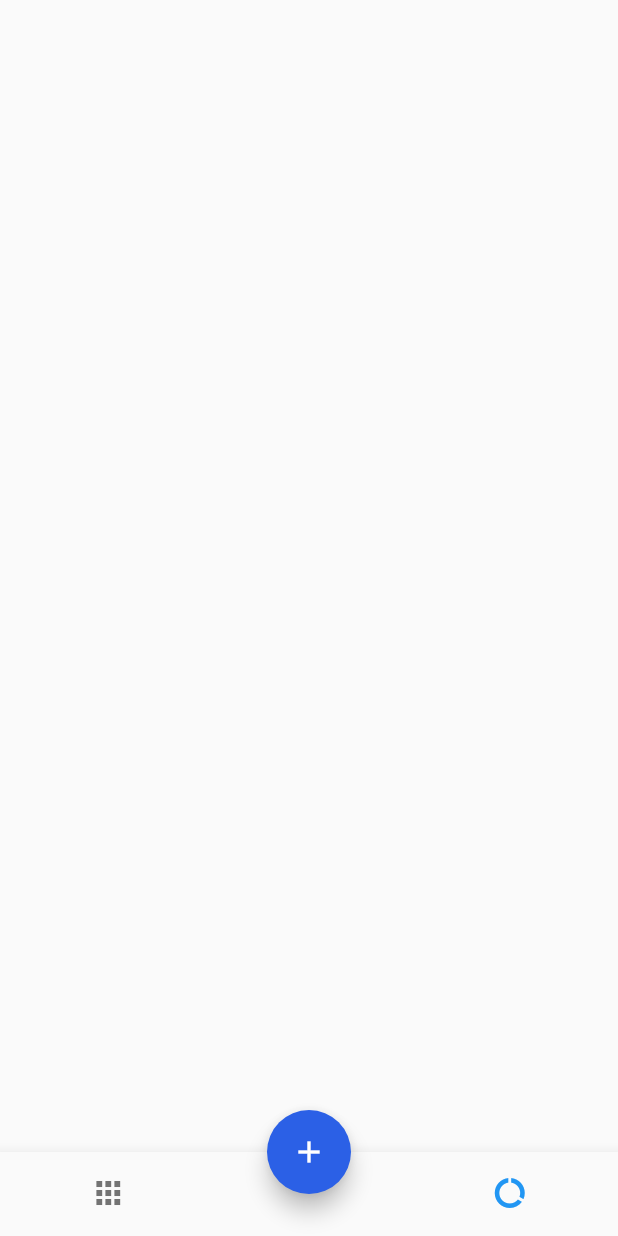
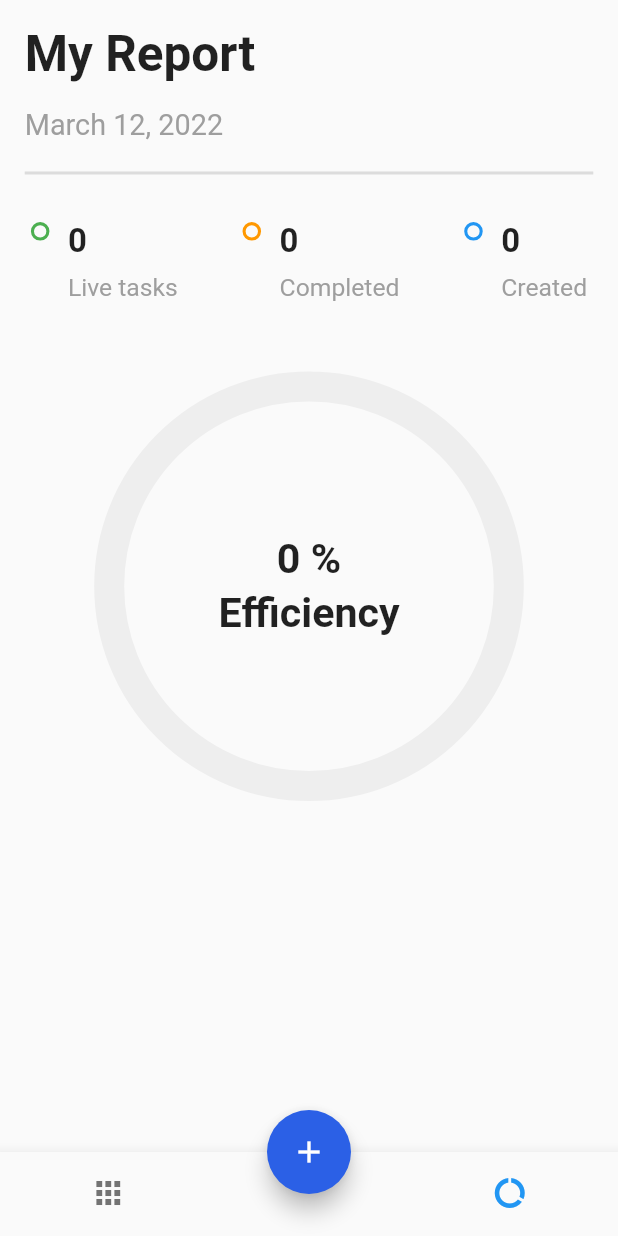
Before and after one commit to mariugo/docket, a Flutter app: the screen it shows after launch, item 2 of the bottom bar chosen, on a phone screen of 412 x 824 dp. Run offline on Flutter 3.47's test engine with Material 2 defaults, Android fonts, the phone set to English and light mode, and no system bars; drawn by our look-alikes of step_progress_indicator; our stand-ins replace dotted_border, equatable, flutter_easyloading, get, get_storage.

Commit message:
ReportView done

```diff
--- a/lib/modules/home/home_view.dart
+++ b/lib/modules/home/home_view.dart
@@ -65,7 +65,7 @@ class HomeView extends GetView<HomeController> {
                 ],
               ),
             ),
-            const ReportView(),
+            ReportView(),
           ],
         ),
       ),
--- a/lib/modules/report/report_view.dart
+++ b/lib/modules/report/report_view.dart
@@ -1,12 +1,168 @@
+import 'package:docket/core/values/colors.dart';
 import 'package:flutter/material.dart';
+import 'package:get/get.dart';
+import 'package:intl/intl.dart';
+import 'package:step_progress_indicator/step_progress_indicator.dart';
+
+import '/modules/home/home_controller.dart';
+import '/core/utils/extensions.dart';
 
 class ReportView extends StatelessWidget {
-  const ReportView({Key? key}) : super(key: key);
+  final homeController = Get.find<HomeController>();
+  ReportView({Key? key}) : super(key: key);
 
   @override
   Widget build(BuildContext context) {
     return Scaffold(
-      body: Center(),
+      body: SafeArea(
+        child: Obx(() {
+          var createdTasks = homeController.getTotalTasks();
+          var completedTasks = homeController.getTotalDoneTasks();
+          var liveTasks = createdTasks - completedTasks;
+          var percentageTasks =
+              (completedTasks / createdTasks * 100).toStringAsFixed(0);
+          return ListView(
+            children: [
+              Padding(
+                padding: EdgeInsets.all(
+                  4.0.widthPoints,
+                ),
+                child: Text(
+                  'My Report',
+                  style: TextStyle(
+                    fontSize: 24.0.sp,
+                    fontWeight: FontWeight.bold,
+                  ),
+                ),
+              ),
+              Padding(
+                padding: EdgeInsets.symmetric(
+                  horizontal: 4.0.widthPoints,
+                ),
+                child: Text(
+                  DateFormat.yMMMMd().format(DateTime.now()),
+                  style: TextStyle(
+                    fontSize: 14.0.sp,
+                    color: Colors.grey,
+                  ),
+                ),
+              ),
+              Padding(
+                padding: EdgeInsets.symmetric(
+                  vertical: 3.0.widthPoints,
+                  horizontal: 4.0.widthPoints,
+                ),
+                child: const Divider(
+                  thickness: 2,
+                ),
+              ),
+              Padding(
+                padding: EdgeInsets.symmetric(
+                  vertical: 3.0.widthPoints,
+                  horizontal: 5.0.widthPoints,
+                ),
+                child: Row(
+                  mainAxisAlignment: MainAxisAlignment.spaceBetween,
+                  children: [
+                    _buildStatus(Colors.green, liveTasks, 'Live tasks'),
+                    _buildStatus(Colors.orange, completedTasks, 'Completed'),
+                    _buildStatus(Colors.blue, createdTasks, 'Created'),
+                  ],
+                ),
+              ),
+              SizedBox(
+                height: 8.0.widthPoints,
+              ),
+              UnconstrainedBox(
+                child: Center(
+                  child: SizedBox(
+                    width: 70.0.widthPoints,
+                    height: 70.0.widthPoints,
+                    child: CircularStepProgressIndicator(
+                      totalSteps: createdTasks == 0 ? 1 : createdTasks,
+                      currentStep: completedTasks,
+                      stepSize: 20,
+                      selectedColor: green,
+                      unselectedColor: Colors.grey[200],
+                      padding: 0,
+                      width: 150,
+                      height: 150,
+                      selectedStepSize: 22,
+                      roundedCap: (_, __) => true,
+                      child: Column(
+                        mainAxisAlignment: MainAxisAlignment.center,
+                        children: [
+                          Text(
+                            '${createdTasks == 0 ? 0 : percentageTasks} %',
+                            style: TextStyle(
+                              fontSize: 20.0.sp,
+                              fontWeight: FontWeight.bold,
+                            ),
+                          ),
+                          SizedBox(
+                            height: 1.0.widthPoints,
+                          ),
+                          Text(
+                            'Efficiency',
+                            style: TextStyle(
+                              fontSize: 20.0.sp,
+                              fontWeight: FontWeight.bold,
+                            ),
+                          ),
+                        ],
+                      ),
+                    ),
+                  ),
+                ),
+              ),
+            ],
+          );
+        }),
+      ),
+    );
+  }
+
+  Row _buildStatus(Color color, int number, String title) {
+    return Row(
+      crossAxisAlignment: CrossAxisAlignment.start,
+      children: [
+        Container(
+          height: 3.0.widthPoints,
+          width: 3.0.widthPoints,
+          decoration: BoxDecoration(
+            shape: BoxShape.circle,
+            border: Border.all(
+              width: 0.5.widthPoints,
+              color: color,
+            ),
+          ),
+        ),
+        SizedBox(
+          width: 3.0.widthPoints,
+        ),
+        Column(
+          crossAxisAlignment: CrossAxisAlignment.start,
+          children: [
+            Text(
+              '$number',
+              style: TextStyle(
+                fontSize: 16.0.sp,
+                fontWeight: FontWeight.bold,
+              ),
+            ),
+            SizedBox(
+              height: 2.0.widthPoints,
+            ),
+            Text(
+              title,
+              style: TextStyle(
+                fontSize: 12.0.sp,
+                color: Colors.grey,
+              ),
+            ),
+          ],
+        ),
+      ],
     );
   }
 }
--- a/pubspec.yaml
+++ b/pubspec.yaml
@@ -40,6 +40,7 @@ dependencies:
   flutter_easyloading: ^3.0.3
   dotted_border: ^2.0.0+2
   step_progress_indicator: ^1.0.2
+  intl: ^0.17.0
 
 dev_dependencies:
   flutter_test:
```
Also changed, not shown: pubspec.lock.
